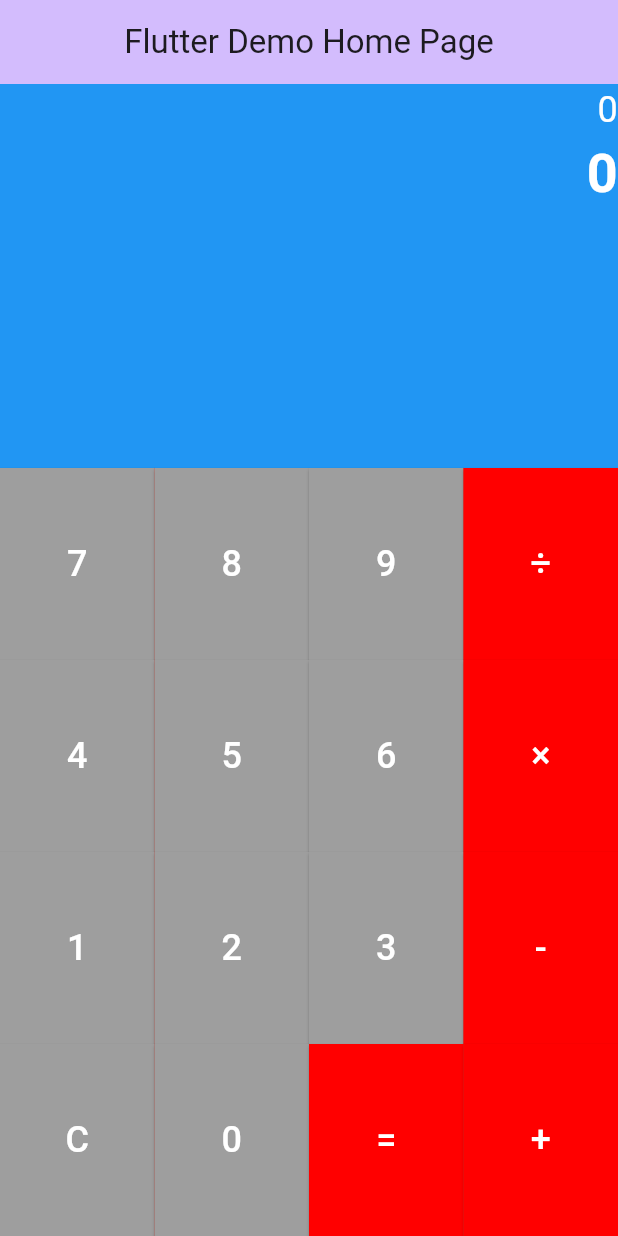
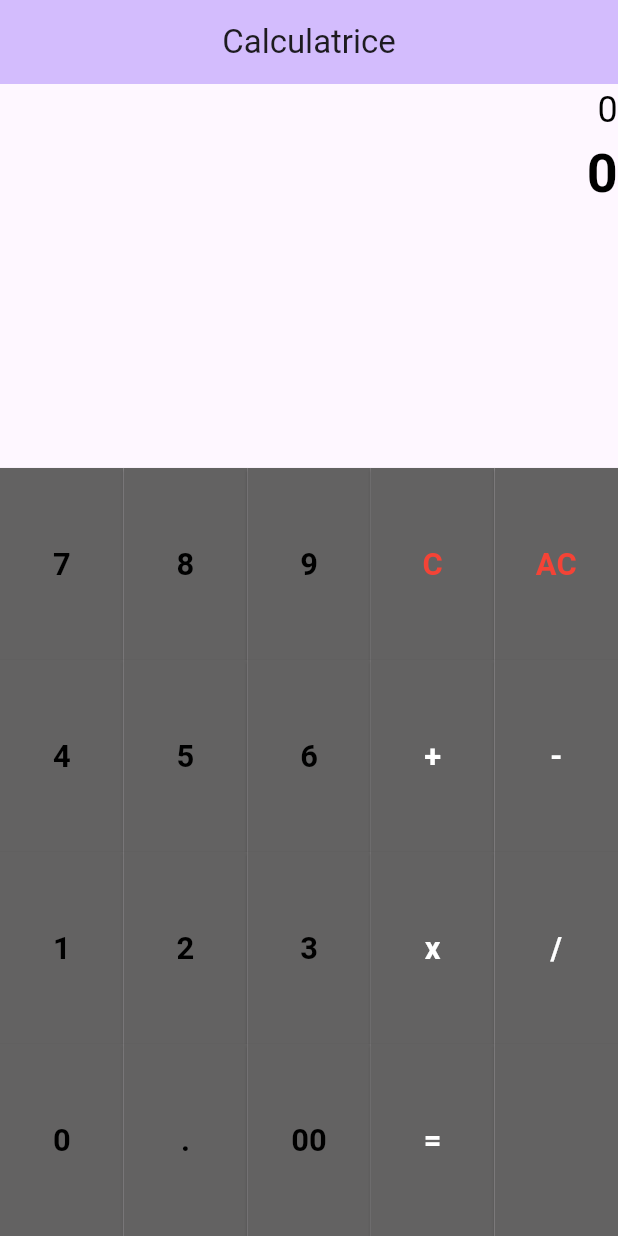
Before and after one commit to kcatrix/Piscine_Mobile, a Flutter app: the screen it shows after launch, on a phone screen of 412 x 824 dp. Run offline on Flutter 3.47's test engine with Material 3 defaults, Android fonts, the phone set to English and light mode, and no system bars.

Commit message:
ex02 clear

```diff
--- a/mobileModule00/ex02/lib/main.dart
+++ b/mobileModule00/ex02/lib/main.dart
@@ -1,4 +1,5 @@
 import 'package:flutter/material.dart';
+import 'dart:math';
 
 void main() {
   runApp(const MyApp());
@@ -14,7 +15,7 @@ class MyApp extends StatelessWidget {
       theme: ThemeData(
         colorScheme: ColorScheme.fromSeed(seedColor: Colors.deepPurple),
       ),
-      home: const MyHomePage(title: 'Flutter Demo Home Page'),
+      home: const MyHomePage(title: 'Calculatrice'),
     );
   }
 }
@@ -34,6 +35,7 @@ class _MyHomePageState extends State<MyHomePage> {
 
   void _updateDisplay(String value) {
     setState(() {
+      print("button pressed: $value");
       if (_displayValue == '0') {
         _displayValue = value;
       } else {
@@ -62,7 +64,6 @@ class _MyHomePageState extends State<MyHomePage> {
           Expanded(
             flex: 1,
             child: Container(
-              color: Colors.blue,
               alignment: Alignment.topRight,
               child: Column(
                 crossAxisAlignment: CrossAxisAlignment.end,
@@ -70,11 +71,11 @@ class _MyHomePageState extends State<MyHomePage> {
                 children: [
                   Text(
                     "0",
-                    style: TextStyle(color: Colors.white, fontSize: 24),
+                    style: TextStyle(color: const Color.fromARGB(255, 0, 0, 0), fontSize: 24),
                   ),
                   Text(
                     "0",
-                    style: TextStyle(color: Colors.white, fontSize: 36, fontWeight: FontWeight.bold),
+                    style: TextStyle(color: const Color.fromARGB(255, 0, 0, 0), fontSize: 36, fontWeight: FontWeight.bold),
                   ),
                 ],
               ),
@@ -83,8 +84,6 @@ class _MyHomePageState extends State<MyHomePage> {
           // Partie inférieure (calculatrice)
           Expanded(
             flex: 2,
-            child: Container(
-              color: Colors.red,
               child: Column(
                 children: [
                   // Première rangée de boutons
@@ -94,7 +93,9 @@ class _MyHomePageState extends State<MyHomePage> {
                         _buildCalculatorButton('7'),
                         _buildCalculatorButton('8'),
                         _buildCalculatorButton('9'),
-                        _buildCalculatorButton('÷', backgroundColor: const Color.fromARGB(255, 255, 0, 0)),
+                        _buildCalculatorButton('C', foregroundColor: Colors.red),
+                        _buildCalculatorButton('AC', foregroundColor: Colors.red),
+
                       ],
                     ),
                   ),
@@ -105,7 +106,8 @@ class _MyHomePageState extends State<MyHomePage> {
                         _buildCalculatorButton('4'),
                         _buildCalculatorButton('5'),
                         _buildCalculatorButton('6'),
-                        _buildCalculatorButton('×', backgroundColor: const Color.fromARGB(255, 255, 0, 0)),
+                        _buildCalculatorButton('+', foregroundColor: Colors.white),
+                        _buildCalculatorButton('-', foregroundColor: Colors.white),
                       ],
                     ),
                   ),
@@ -116,7 +118,9 @@ class _MyHomePageState extends State<MyHomePage> {
                         _buildCalculatorButton('1'),
                         _buildCalculatorButton('2'),
                         _buildCalculatorButton('3'),
-                        _buildCalculatorButton('-', backgroundColor: const Color.fromARGB(255, 255, 0, 0)),
+                        _buildCalculatorButton('x' , foregroundColor: Colors.white),
+                        _buildCalculatorButton('/' , foregroundColor: Colors.white),
+
                       ],
                     ),
                   ),
@@ -124,29 +128,31 @@ class _MyHomePageState extends State<MyHomePage> {
                   Expanded(
                     child: Row(
                       children: [
-                        _buildCalculatorButton('C', onPressed: _clearDisplay, backgroundColor: Colors.grey),
+                        // _buildCalculatorButton('C', onPressed: _clearDisplay, backgroundColor: Colors.grey),
                         _buildCalculatorButton('0'),
-                        _buildCalculatorButton('=', backgroundColor: const Color.fromARGB(255, 255, 0, 0)),
-                        _buildCalculatorButton('+', backgroundColor: const Color.fromARGB(255, 255, 0, 0)),
+                        _buildCalculatorButton('.'),
+                        _buildCalculatorButton('00'),
+                        _buildCalculatorButton('=',  foregroundColor: Colors.white),
+                        // _buildCalculatorButton('+', backgroundColor: const Color.fromARGB(255, 255, 0, 0)),
+                        _buildCalculatorButton(""),
                       ],
                     ),
                   ),
                 ],
               ),
             )
-          )
         ]
       )
     );
   }
 
-  Widget _buildCalculatorButton(String text, {VoidCallback? onPressed, Color backgroundColor = Colors.grey}) {
+  Widget _buildCalculatorButton(String text, {VoidCallback? onPressed, Color foregroundColor = const Color.fromARGB(255, 0, 0, 0)}) {
     return Expanded(
       child: ElevatedButton(
         onPressed: onPressed ?? () => _updateDisplay(text),
         style: ElevatedButton.styleFrom(
-          backgroundColor: backgroundColor,
-          foregroundColor: Colors.white,
+          backgroundColor: const Color.fromARGB(255, 99, 98, 98),
+          foregroundColor: foregroundColor,
           shape: RoundedRectangleBorder(
             borderRadius: BorderRadius.zero,
           ),
@@ -154,7 +160,11 @@ class _MyHomePageState extends State<MyHomePage> {
         child: Center(
           child: Text(
             text,
-            style: const TextStyle(fontSize: 24),
+              style: TextStyle(
+              fontSize: MediaQuery.of(context).size.width * 0.05, // 5% de la largeur de l'écran
+              fontWeight: FontWeight.bold,
+            ),
+            maxLines: 1
           ),
         ),
       ),
```
